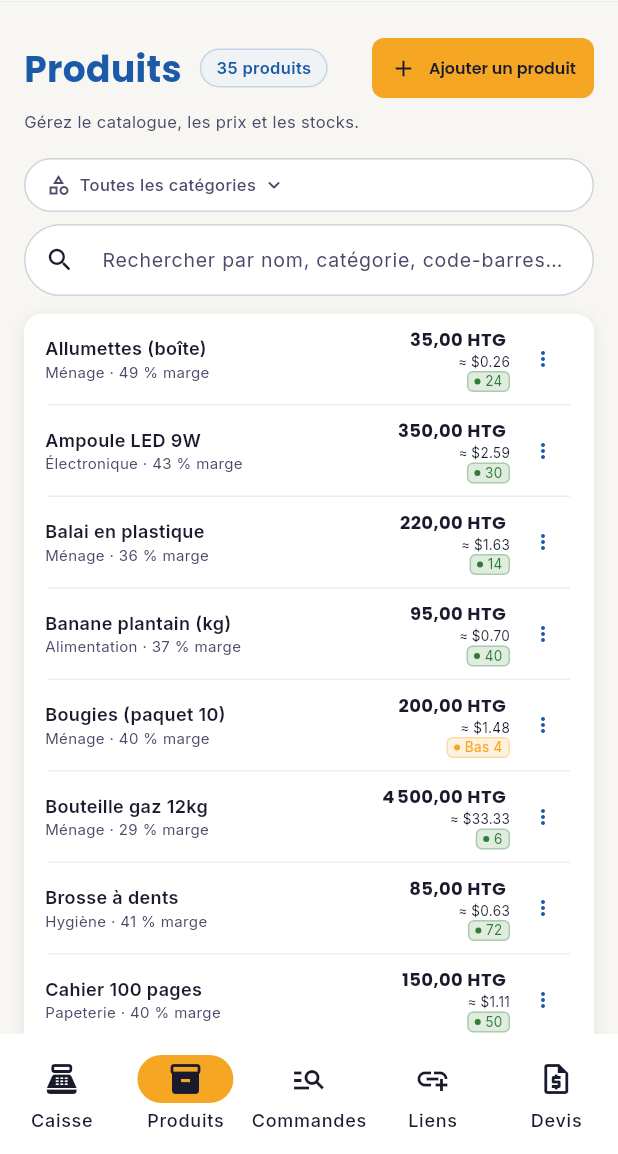
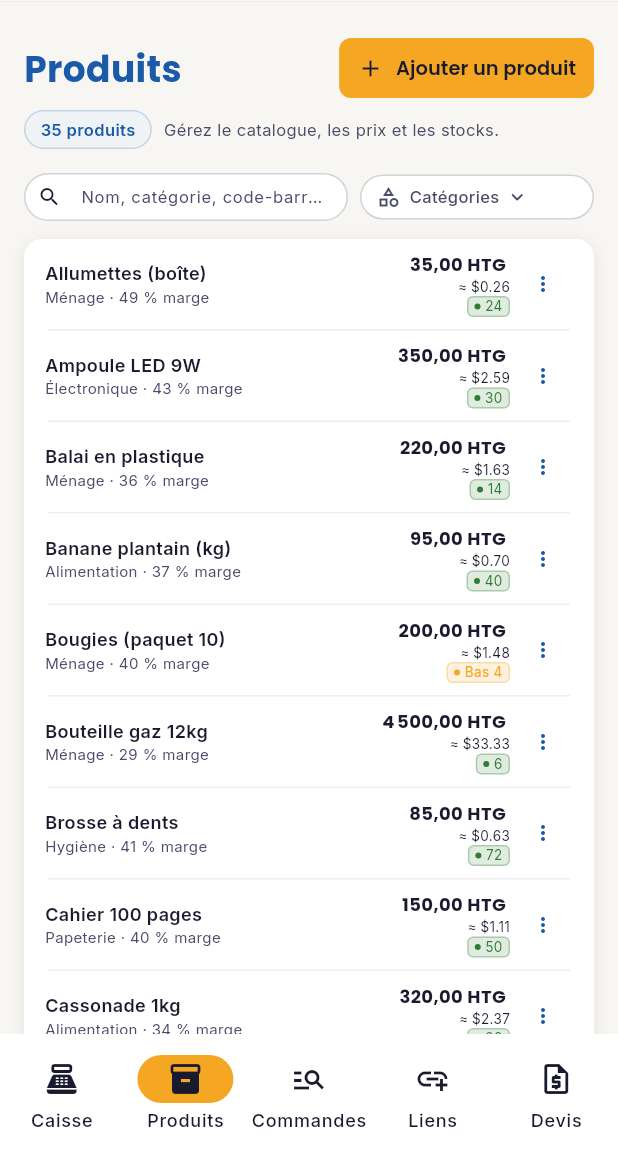
Before and after one commit to Mperonneau/retail_POS, a Flutter app: the ProductManagement screen opened by its route, on a phone screen of 412 x 824 dp, the part 82-1236 px from its top. Run offline on Flutter 3.47's test engine with Material 3 defaults, Android fonts, the phone set to English and light mode, and no system bars; our stand-ins replace fl_chart, flutter_riverpod, go_router, google_fonts, pdf, printing and 4 more; missing offline and left inert: dart:js_interop, mobile_scanner; accounts and stored records are empty.

Commit message:
Tighten the products header and put search beside the category
On a phone the title stays on one line, the add button sits beside it, and the count moves to the line under it. The category control and the search field share one row at the same short height as the other lists.

Co-authored-by: Mperonneau <Mperonneau@users.noreply.github.com>

```diff
--- a/lib/retail/screens/product_management.dart
+++ b/lib/retail/screens/product_management.dart
@@ -97,9 +97,58 @@ class _ProductManagementState extends ConsumerState<ProductManagement> {
             vertical: AppConstants.spacing24,
           );
 
+          final countBadge = Container(
+            padding: const EdgeInsets.symmetric(horizontal: 10, vertical: 4),
+            decoration: BoxDecoration(
+              color: isDark
+                  ? AppColors.primaryBlue.withValues(alpha: 0.25)
+                  : AppColors.lightBlue.withValues(alpha: 0.5),
+              borderRadius: BorderRadius.circular(20),
+              border: Border.all(
+                color: isDark
+                    ? AppColors.skyBlue.withValues(alpha: 0.35)
+                    : AppColors.primaryBlue.withValues(alpha: 0.2),
+              ),
+            ),
+            child: Text(
+              '${allProducts.length} produit${allProducts.length == 1 ? '' : 's'}',
+              style: AppTextStyles.caption(
+                color: isDark ? AppColors.skyBlue : AppColors.primaryBlue,
+              ).copyWith(fontWeight: FontWeight.w600),
+            ),
+          );
+          final addButton = AppButton(
+            label: 'Ajouter un produit',
+            onPressed: () => _showProductSheet(context, null),
+            icon: Icons.add,
+            fullWidth: false,
+            compact: true,
+            width: narrow ? null : 148,
+          );
+
           final listSection = Column(
             crossAxisAlignment: CrossAxisAlignment.start,
             children: [
+              if (narrow)
+                Row(
+                  children: [
+                    Expanded(
+                      child: Text(
+                        'Produits',
+                        maxLines: 1,
+                        overflow: TextOverflow.ellipsis,
+                        style: AppTextStyles.h1(
+                          color: isDark
+                              ? AppColors.warmWhite
+                              : AppColors.primaryBlue,
+                        ),
+                      ),
+                    ),
+                    const SizedBox(width: 8),
+                    addButton,
+                  ],
+                )
+              else
               Row(
                 crossAxisAlignment: CrossAxisAlignment.center,
                 children: [
@@ -117,43 +166,11 @@ class _ProductManagementState extends ConsumerState<ProductManagement> {
                           ),
                         ),
                         const SizedBox(width: AppConstants.spacing12),
-                        Container(
-                          padding: const EdgeInsets.symmetric(
-                            horizontal: 10,
-                            vertical: 4,
-                          ),
-                          decoration: BoxDecoration(
-                            color: isDark
-                                ? AppColors.primaryBlue.withValues(alpha: 0.25)
-                                : AppColors.lightBlue.withValues(alpha: 0.5),
-                            borderRadius: BorderRadius.circular(20),
-                            border: Border.all(
-                              color: isDark
-                                  ? AppColors.skyBlue.withValues(alpha: 0.35)
-                                  : AppColors.primaryBlue
-                                      .withValues(alpha: 0.2),
-                            ),
-                          ),
-                          child: Text(
-                            '${allProducts.length} produit${allProducts.length == 1 ? '' : 's'}',
-                            style: AppTextStyles.caption(
-                              color: isDark
-                                  ? AppColors.skyBlue
-                                  : AppColors.primaryBlue,
-                            ).copyWith(fontWeight: FontWeight.w600),
-                          ),
-                        ),
+                        countBadge,
                       ],
                     ),
                   ),
-                  AppButton(
-                    label: 'Ajouter un produit',
-                    onPressed: () => _showProductSheet(context, null),
-                    icon: Icons.add,
-                    fullWidth: false,
-                    compact: true,
-                    width: 148,
-                  ),
+                  addButton,
                   if (filtered.isNotEmpty && !narrow) ...[
                     const SizedBox(width: AppConstants.spacing8),
                     _ProductTopPagination(
@@ -171,11 +188,23 @@ class _ProductManagementState extends ConsumerState<ProductManagement> {
                 ],
               ),
               const SizedBox(height: AppConstants.spacing8),
-              Text(
+              Row(
+                children: [
+                  if (narrow) ...[
+                    countBadge,
+                    const SizedBox(width: 8),
+                  ],
+                  Expanded(
+                    child: Text(
                       'Gérez le catalogue, les prix et les stocks.',
+                      maxLines: 1,
+                      overflow: TextOverflow.ellipsis,
                       style: AppTextStyles.caption(
                         color: isDark ? AppColors.coolGray : AppColors.darkGray,
                       ),
+                    ),
+                  ),
+                ],
               ),
               const SizedBox(height: AppConstants.spacing16),
               _ProductFilterRow(
@@ -494,9 +523,23 @@ class _ProductFilterRow extends StatelessWidget {
     final searchField = TextField(
       controller: searchController,
       onChanged: onSearchChanged,
+      style: AppTextStyles.body(
+        color: isDark ? AppColors.warmWhite : AppColors.nearBlack,
+      ).copyWith(fontSize: narrow ? 13 : null),
       decoration: InputDecoration(
-        hintText: 'Rechercher par nom, catégorie, code-barres…',
-        prefixIcon: const Icon(Icons.search_rounded, size: 20),
+        hintText: narrow
+            ? 'Nom, catégorie, code-barres…'
+            : 'Rechercher par nom, catégorie, code-barres…',
+        hintStyle: narrow
+            ? AppTextStyles.caption(
+                color: isDark ? AppColors.coolGray : AppColors.darkGray,
+              )
+            : null,
+        prefixIcon: Icon(Icons.search_rounded, size: narrow ? 16 : 20),
+        prefixIconConstraints: BoxConstraints(
+          minWidth: narrow ? 34 : 40,
+          minHeight: narrow ? 32 : 40,
+        ),
         suffixIcon: searchController.text.isNotEmpty
             ? IconButton(
                 tooltip: 'Effacer la recherche',
@@ -504,11 +547,15 @@ class _ProductFilterRow extends StatelessWidget {
                   searchController.clear();
                   onSearchChanged('');
                 },
-                icon: Icon(Icons.close_rounded, size: 20, color: clearIconColor),
+                icon: Icon(
+                  Icons.close_rounded,
+                  size: narrow ? 16 : 20,
+                  color: clearIconColor,
+                ),
                 visualDensity: VisualDensity.compact,
                 style: IconButton.styleFrom(
                   padding: const EdgeInsets.all(8),
-                  minimumSize: const Size(36, 36),
+                  minimumSize: const Size(32, 32),
                   tapTargetSize: MaterialTapTargetSize.shrinkWrap,
                 ),
               )
@@ -516,9 +563,9 @@ class _ProductFilterRow extends StatelessWidget {
         filled: true,
         fillColor: fill,
         isDense: true,
-        contentPadding: const EdgeInsets.symmetric(
-          horizontal: 16,
-          vertical: 11,
+        contentPadding: EdgeInsets.symmetric(
+          horizontal: narrow ? 10 : 16,
+          vertical: narrow ? 6 : 11,
         ),
         border: OutlineInputBorder(
           borderRadius: BorderRadius.circular(999),
@@ -543,19 +590,23 @@ class _ProductFilterRow extends StatelessWidget {
       fill: fill,
       borderColor: borderColor,
       active: active,
-      label: categoryFilter ?? 'Toutes les catégories',
+      label: categoryFilter ??
+          (narrow ? 'Catégories' : 'Toutes les catégories'),
+      compact: narrow,
       categoryFilter: categoryFilter,
       categories: categories,
       onChanged: onCategoryChanged,
     );
 
     if (narrow) {
-      return Column(
-        crossAxisAlignment: CrossAxisAlignment.stretch,
+      return Row(
         children: [
-          catChip,
-          const SizedBox(height: AppConstants.spacing8),
-          searchField,
+          Expanded(child: searchField),
+          const SizedBox(width: 8),
+          ConstrainedBox(
+            constraints: const BoxConstraints(maxWidth: 156),
+            child: catChip,
+          ),
         ],
       );
     }
@@ -578,6 +629,7 @@ class _ProductCategoryFilterButton extends StatelessWidget {
     required this.borderColor,
     required this.active,
     required this.label,
+    this.compact = false,
     required this.categoryFilter,
     required this.categories,
     required this.onChanged,
@@ -588,6 +640,7 @@ class _ProductCategoryFilterButton extends StatelessWidget {
   final Color borderColor;
   final bool active;
   final String label;
+  final bool compact;
   final String? categoryFilter;
   final List<String> categories;
   final ValueChanged<String?> onChanged;
@@ -609,17 +662,32 @@ class _ProductCategoryFilterButton extends StatelessWidget {
       onTap: () => _openMenu(context),
       child: AnimatedContainer(
         duration: const Duration(milliseconds: 150),
-        padding: const EdgeInsets.symmetric(horizontal: 14, vertical: 9),
+        padding: EdgeInsets.symmetric(
+          horizontal: compact ? 10 : 14,
+          vertical: compact ? 6 : 9,
+        ),
         decoration: BoxDecoration(
           color: bg,
           borderRadius: BorderRadius.circular(999),
           border: Border.all(color: border),
         ),
         child: Row(
-          mainAxisSize: MainAxisSize.min,
+          mainAxisSize: compact ? MainAxisSize.max : MainAxisSize.min,
           children: [
             Icon(Icons.category_outlined, size: 16, color: textColor),
             const SizedBox(width: 6),
+            if (compact)
+              Flexible(
+                child: Text(
+                  label,
+                  maxLines: 1,
+                  overflow: TextOverflow.ellipsis,
+                  style: AppTextStyles.caption(color: textColor).copyWith(
+                    fontWeight: active ? FontWeight.w600 : FontWeight.w500,
+                  ),
+                ),
+              )
+            else
               Text(
                 label,
                 style: AppTextStyles.caption(color: textColor).copyWith(
```
Lines whose indentation alone changed are shown as unchanged.
